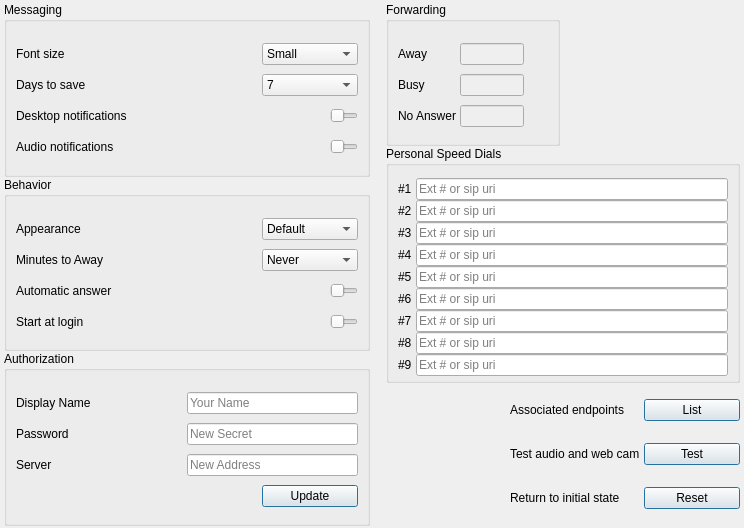
Qt form Desktop/options.ui (dyfet/tycho_sipwitchqt) before a commit.
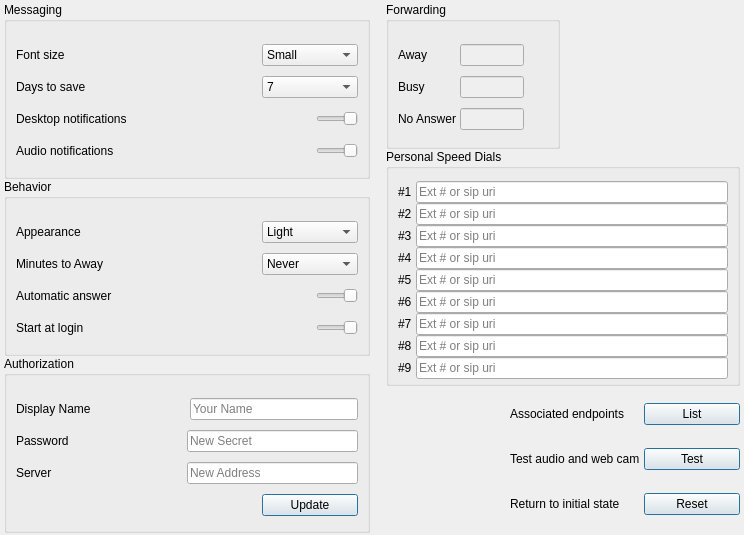
The same form after that commit. Icons and pictures are not drawn.

What changed in the file:
```diff
--- a/Desktop/options.ui
+++ b/Desktop/options.ui
@@ -7,7 +7,7 @@
     <x>0</x>
     <y>0</y>
     <width>744</width>
-    <height>528</height>
+    <height>535</height>
    </rect>
   </property>
   <property name="windowTitle">
@@ -699,10 +699,13 @@
            <widget class="QSlider" name="horizontalSlider_2">
             <property name="maximumSize">
              <size>
-              <width>28</width>
+              <width>42</width>
               <height>22</height>
              </size>
             </property>
+            <property name="layoutDirection">
+             <enum>Qt::RightToLeft</enum>
+            </property>
             <property name="maximum">
              <number>1</number>
             </property>
@@ -741,10 +744,13 @@
             </property>
             <property name="maximumSize">
              <size>
-              <width>28</width>
+              <width>42</width>
               <height>22</height>
              </size>
             </property>
+            <property name="layoutDirection">
+             <enum>Qt::RightToLeft</enum>
+            </property>
             <property name="maximum">
              <number>1</number>
             </property>
@@ -798,7 +804,12 @@
             </property>
             <item>
              <property name="text">
-              <string>Default</string>
+              <string>Light</string>
+             </property>
+            </item>
+            <item>
+             <property name="text">
+              <string>Vibrant</string>
              </property>
             </item>
            </widget>
@@ -876,10 +887,13 @@
            <widget class="QSlider" name="horizontalSlider_3">
             <property name="maximumSize">
              <size>
-              <width>28</width>
+              <width>42</width>
               <height>22</height>
              </size>
             </property>
+            <property name="layoutDirection">
+             <enum>Qt::RightToLeft</enum>
+            </property>
             <property name="maximum">
              <number>1</number>
             </property>
@@ -906,10 +920,13 @@
            <widget class="QSlider" name="horizontalSlider_4">
             <property name="maximumSize">
              <size>
-              <width>28</width>
+              <width>42</width>
               <height>22</height>
              </size>
             </property>
+            <property name="layoutDirection">
+             <enum>Qt::RightToLeft</enum>
+            </property>
             <property name="maximum">
              <number>1</number>
             </property>
@@ -947,7 +964,7 @@
         <item>
          <layout class="QHBoxLayout" name="horizontalLayout_7">
           <property name="spacing">
-           <number>-1</number>
+           <number>6</number>
           </property>
           <property name="leftMargin">
            <number>0</number>
```
Left out of the diff: 17 changed lines with no effect on the pictures.
